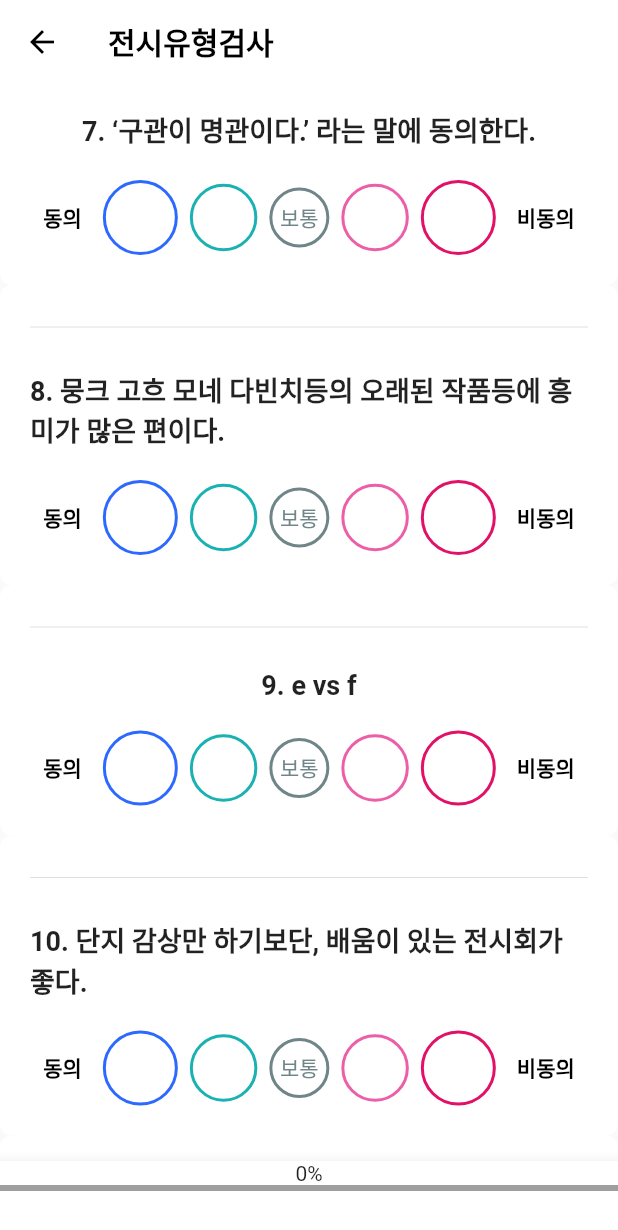
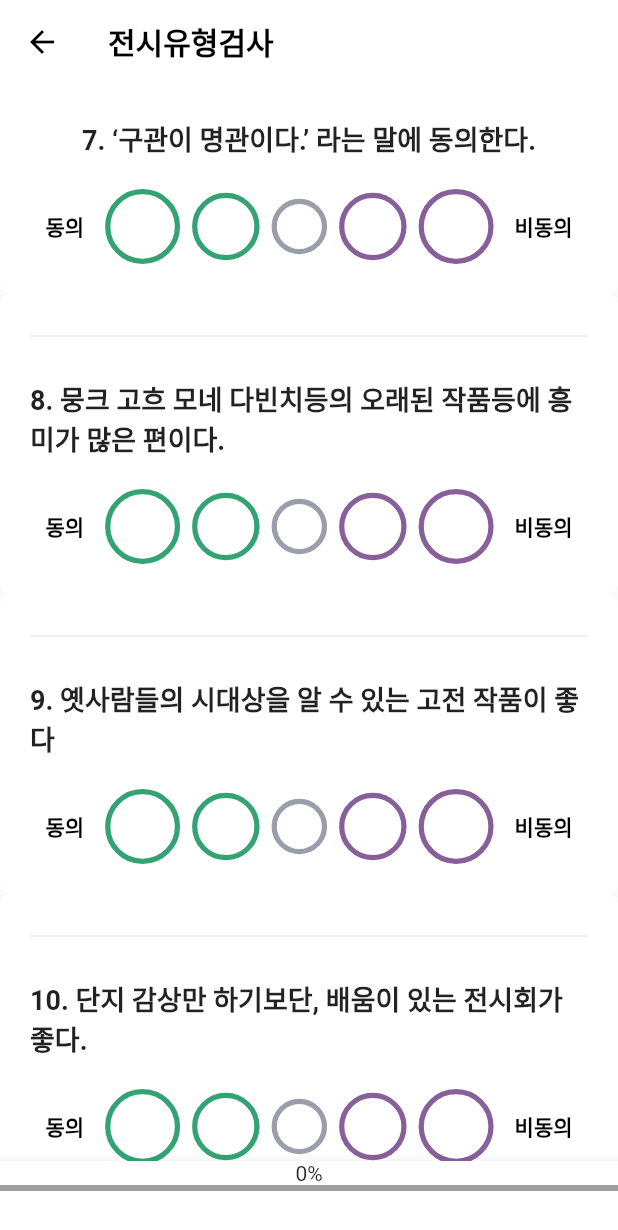
Before and after one commit to chg1179/Flutter_exhibition, a Flutter app: the JTBI screen opened directly, scrolled down 1152 dp, on a phone screen of 412 x 824 dp. Shown: the top 1230 px of the screen. Run offline on Flutter 3.47's test engine with Material 2 defaults, Android fonts, the phone set to English and light mode, and no system bars; our stand-ins replace cached_network_image, cloud_firestore, firebase_auth, firebase_core, firebase_storage, flutter_spinkit and 5 more; missing offline and left inert: country_calling_code_picker; accounts and stored records are empty.

Commit message:
jbti 완

```diff
--- a/lib/myPage/JTBI/jbti1.dart
+++ b/lib/myPage/JTBI/jbti1.dart
@@ -123,10 +123,10 @@ class _JTBIState extends State<JTBI> with SingleTickerProviderStateMixin {
     '눈을 확 사로잡는 입체적인 전시가 더 좋다.',
     '이것 저것 체험을 하며 경험하는 것에 흥미를 느낀다.',
     '멈춰있는 작품보단 살아 숨쉬듯 움직이는 작품이 더 좋다.',
-    'c vs d',
+    '영상매체에 관심이 많은 편이다',
     '‘구관이 명관이다.’ 라는 말에 동의한다.',
     '뭉크 고흐 모네 다빈치등의 오래된 작품등에 흥미가 많은 편이다.',
-    'e vs f',
+    '옛사람들의 시대상을 알 수 있는 고전 작품이 좋다',
     '단지 감상만 하기보단, 배움이 있는 전시회가 좋다.',
     '이것저것 체험하고 만지고 경험해볼수있는 활동을 좋아한다.',
     '무엇이든지 신기하면 손으로 만져봐야 직성이 풀리는 편이다.',
@@ -206,7 +206,7 @@ class _JTBIState extends State<JTBI> with SingleTickerProviderStateMixin {
                     child: QuestionSection(
                       questionIndex: index,
                       question: questions[index],
-                      options: ['', '', '보통', '', ''],
+                      options: ['', '', '', '', ''],
                       selectedAnswerIndex: selectedAnswerIndices[index],
                       onAnswerSelected: onAnswerSelected,
                     ),
@@ -217,8 +217,6 @@ class _JTBIState extends State<JTBI> with SingleTickerProviderStateMixin {
               if (calculateProgress() * 100 == 100)
                 ElevatedButton(
                   onPressed: () async {
-
-                    // 반복문이나 함수로 수정해서 쓰세요
                     for (int i = 0; i < 4; i++) {
                       int start = i * 3;
                       int end = start + 3;
@@ -247,10 +245,6 @@ class _JTBIState extends State<JTBI> with SingleTickerProviderStateMixin {
                           break;
                       }
                     }
-
-
-
-
                     await FirebaseFirestore.instance
                         .collection('user')
                         .doc(sessionId)
@@ -265,25 +259,29 @@ class _JTBIState extends State<JTBI> with SingleTickerProviderStateMixin {
                       'g': group4Score.round(),
                       'h': group4OppositeScore.round(),
                     });
-                    // Print the calculated values
-                    print('a: $group1Score');
-                    print('b: $group1OppositeScore');
-                    print('c: $group2Score');
-                    print('d: $group2OppositeScore');
-                    print('e: $group3Score');
-                    print('f: $group3OppositeScore');
-                    print('g: $group4Score');
-                    print('h: $group4OppositeScore');
-                    // Navigator.push(context, MaterialPageRoute(builder: (context) => Home()));
+                    showDialog(
+                      context: context,
+                      builder: (BuildContext context) {
+                        return AlertDialog(
+                          title: Text('검사결과가 저장되었습니다!'),
+                          actions: [
+                            TextButton(
+                              onPressed: () {
+                                // 확인 버튼을 눌렀을 때 초기화면으로 이동
+                                Navigator.popUntil(
+                                    context, (route) => route.isFirst);
+                              },
+                              child: Text('확인'),
+                            ),
+                          ],
+                        );
+                      },
+                    );
                   },
                   child: Text('결과 저장하기'),
-                )
-              ,
-              SizedBox(height: 20),
+                ),
+              SizedBox(height: 20)
               // Progress Indicator
-
-
-
             ],
           ),
         ),
@@ -401,7 +399,7 @@ class AnswerOption extends StatelessWidget {
 
   @override
   Widget build(BuildContext context) {
-    List<double> sizes = [50.0, 45.0, 40.0, 45.0, 50.0];
+    List<double> sizes = [50.0, 45.0, 37.0, 45.0, 50.0];
     double size = sizes[answerIndex];
     Color borderColor = _getBorderColor(answerIndex);
 
@@ -415,7 +413,7 @@ class AnswerOption extends StatelessWidget {
         margin: EdgeInsets.symmetric(horizontal: 4),
         decoration: BoxDecoration(
           color: isSelected ? _getAnswerColor(answerIndex) : Colors.transparent,
-          border: Border.all(color: borderColor, width: 2),
+          border: Border.all(color: borderColor, width: 3.5),
           borderRadius: BorderRadius.circular(size / 2),
         ),
         child: Center(
@@ -440,11 +438,11 @@ class AnswerOption extends StatelessWidget {
 
   Color _getBorderColor(int index) {
     List<Color> borderColors = [
-      Color(0xFF2D69FF),
-      Color(0xFF1AB1B2),
-      Color(0xFF6F8588),
-      Color(0xFFEC5FA8),
-      Color(0xFFE11167),
+      Color(0xFF33A374),
+      Color(0xFF33A374),
+      Color(0xFF9A9EAA),
+      Color(0xFF87609A),
+      Color(0xFF87609A),
     ];
 
     return borderColors[index];
@@ -452,11 +450,11 @@ class AnswerOption extends StatelessWidget {
 
   Color _getAnswerColor(int index) {
     List<Color> answerColors = [
-      Color(0xFF2D69FF),
-      Color(0xFF1AB1B2),
-      Color(0xFF6F8588),
-      Color(0xFFEC5FA8),
-      Color(0xFFE11167),
+      Color(0xFF33A374),
+      Color(0xFF33A374),
+      Color(0xFF9A9EAA),
+      Color(0xFF87609A),
+      Color(0xFF87609A),
     ];
 
     return answerColors[index];
```
